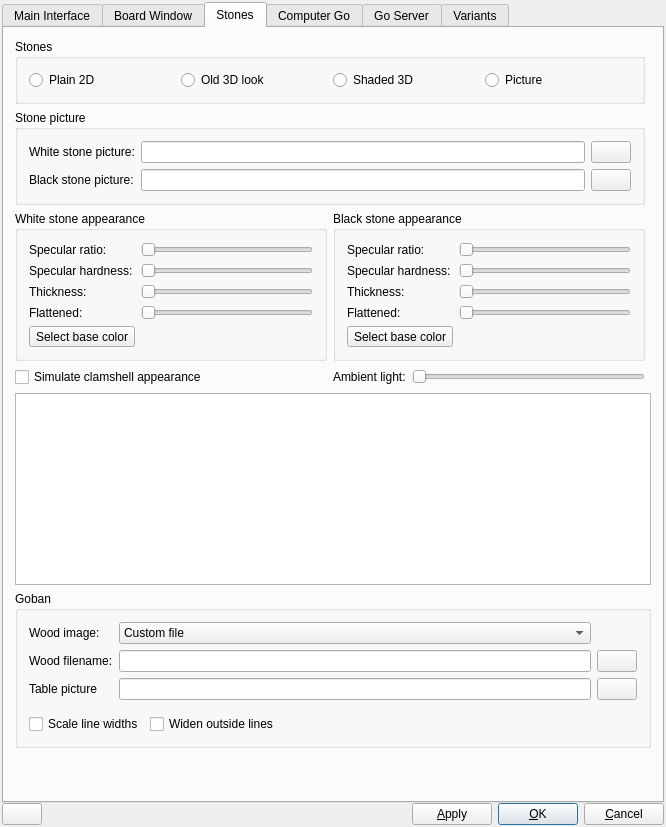
First picture: the form in src/preferences_gui.ui, repository missdeer/quteGo, before the edit.
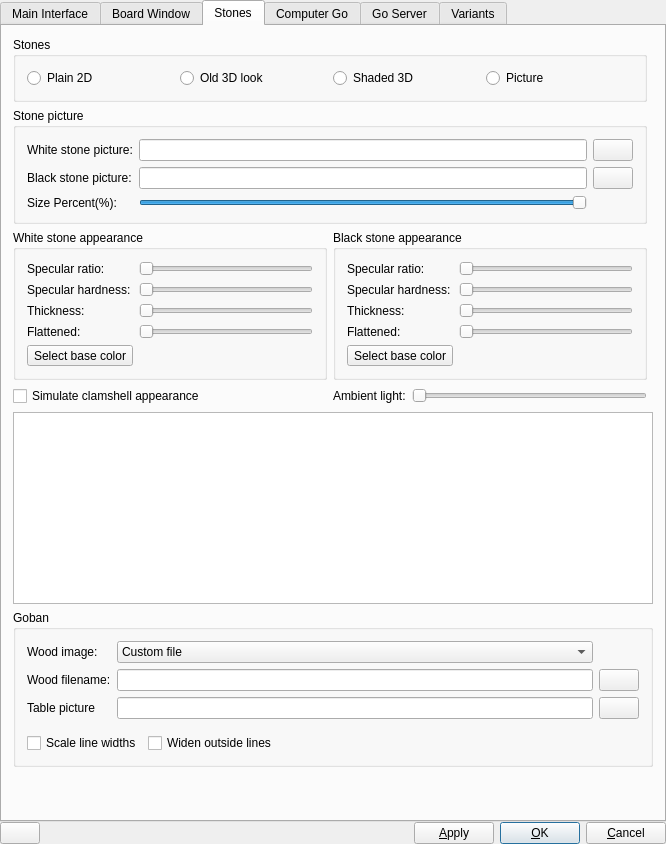
Second picture: the form after the edit. Icons and pictures are not drawn. Custom widgets are drawn as their Qt base class.

Commit message: (*)configurable stone size percent, nicer if there is a small gap

What changed in the file:
```diff
--- a/src/preferences_gui.ui
+++ b/src/preferences_gui.ui
@@ -7,7 +7,7 @@
     <x>0</x>
     <y>0</y>
     <width>666</width>
-    <height>776</height>
+    <height>826</height>
    </rect>
   </property>
   <property name="sizePolicy">
@@ -21,16 +21,16 @@
   </property>
   <layout class="QGridLayout">
    <property name="leftMargin">
-    <number>2</number>
+    <number>0</number>
    </property>
    <property name="topMargin">
-    <number>2</number>
+    <number>0</number>
    </property>
    <property name="rightMargin">
-    <number>2</number>
+    <number>0</number>
    </property>
    <property name="bottomMargin">
-    <number>2</number>
+    <number>0</number>
    </property>
    <property name="spacing">
     <number>0</number>
@@ -2054,6 +2054,45 @@
             </property>
            </widget>
           </item>
+          <item row="2" column="0">
+           <widget class="QLabel" name="label_26">
+            <property name="text">
+             <string>Size Percent(%):</string>
+            </property>
+           </widget>
+          </item>
+          <item row="2" column="2">
+           <widget class="QSlider" name="stoneSizePercentSlider">
+            <property name="minimum">
+             <number>80</number>
+            </property>
+            <property name="maximum">
+             <number>100</number>
+            </property>
+            <property name="sliderPosition">
+             <number>100</number>
+            </property>
+            <property name="orientation">
+             <enum>Qt::Horizontal</enum>
+            </property>
+            <property name="invertedAppearance">
+             <bool>false</bool>
+            </property>
+            <property name="invertedControls">
+             <bool>false</bool>
+            </property>
+            <property name="tickPosition">
+             <enum>QSlider::NoTicks</enum>
+            </property>
+           </widget>
+          </item>
+          <item row="2" column="3">
+           <widget class="QLabel" name="stoneSizePercentLabel">
+            <property name="text">
+             <string/>
+            </property>
+           </widget>
+          </item>
          </layout>
         </widget>
        </item>
```
Left out of the diff: 48 changed lines with no effect on the pictures. The commit also changes 5 other files.
